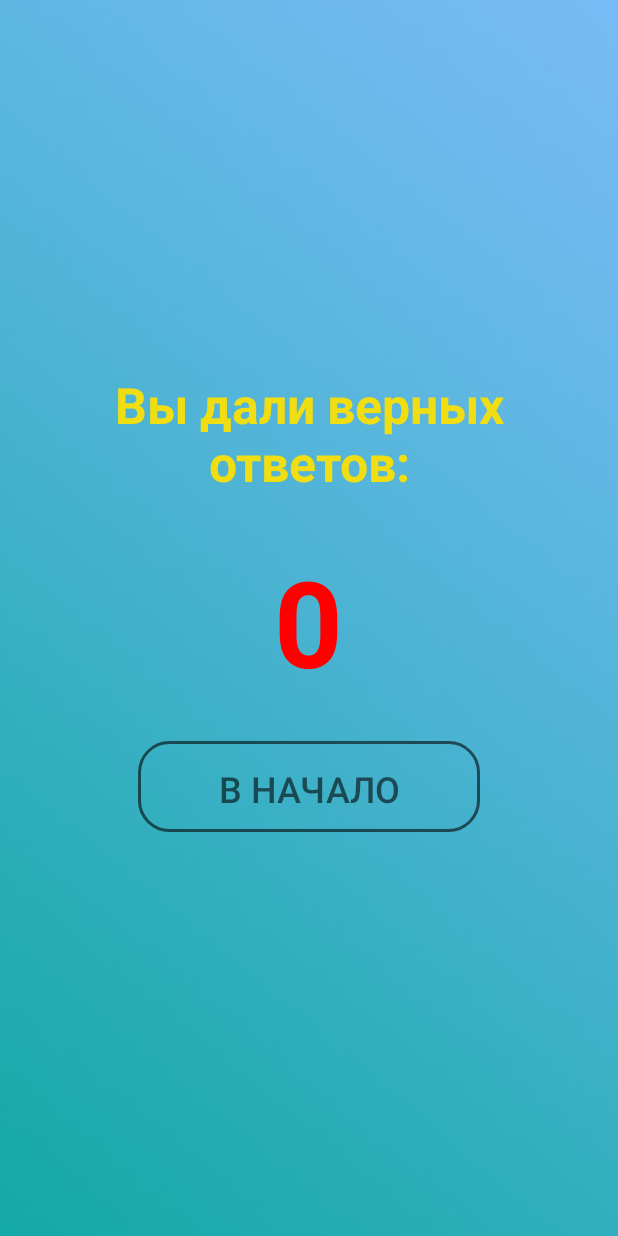
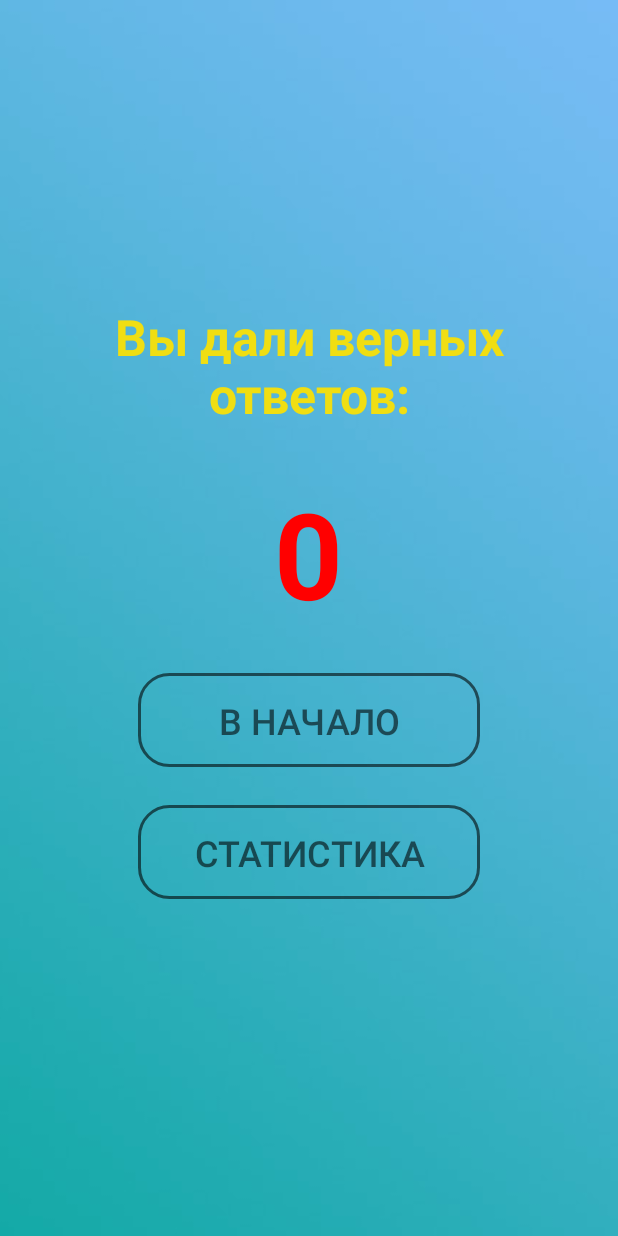
Before and after one commit to SERgey1312/androidQuiz, an Android app: the GameEnd screen opened directly, with no data from a screen before it, on a phone screen of 412 x 824 dp. Run offline under Robolectric (Android 15) with nearby library versions, the phone set to English and light mode, and no system bars; 1 statement that could not run was skipped.

Commit message:
new design

```diff
--- a/app/src/main/java/serega/apps/magicquiz/GameEnd.java
+++ b/app/src/main/java/serega/apps/magicquiz/GameEnd.java
@@ -20,10 +20,24 @@ public class GameEnd  extends AppCompatActivity {
         window.setFlags(WindowManager.LayoutParams.FLAG_FULLSCREEN, WindowManager.LayoutParams.FLAG_FULLSCREEN);
 
         TextView resalt = findViewById(R.id.result);
-        resalt.setText(getIntent().getExtras().getInt("result") + "");
+        resalt.setText(getIntent().getExtras().getInt("result") + " / " + getIntent().getExtras().getInt("level"));
 
         Button BtnToStart = findViewById(R.id.toStart);
         BtnToStart.setOnClickListener(new View.OnClickListener() {
+            @Override
+            public void onClick(View v) {
+                try {
+                    Intent intent = new Intent(GameEnd.this, MainActivity.class);
+                    startActivity(intent);
+                    finish();
+                } catch (Exception e){
+
+                }
+            }
+        });
+
+        Button BtnStatistic = findViewById(R.id.statistic);
+        BtnStatistic.setOnClickListener(new View.OnClickListener() {
             @Override
             public void onClick(View v) {
                 try {
--- a/app/src/main/res/layout/end_layout.xml
+++ b/app/src/main/res/layout/end_layout.xml
@@ -16,7 +16,7 @@
     <LinearLayout
         android:id="@+id/levelsLayout"
         android:layout_width="wrap_content"
-        android:layout_height="360dp"
+        android:layout_height="450dp"
         android:layout_centerInParent="true"
         android:padding="12dp"
         android:layout_marginBottom="15dp"
@@ -58,6 +58,20 @@
             android:textSize="24sp"
             android:layout_marginBottom="25dp"
             android:padding="15dp"/>
+
+        <Button
+            android:id="@+id/statistic"
+            android:layout_width="228dp"
+            android:layout_height="wrap_content"
+            android:layout_weight="1"
+            android:background="@drawable/btn_start"
+            android:paddingLeft="13dp"
+            android:paddingRight="13dp"
+            android:text="@string/statistic"
+            android:textColor="@color/colorBlack95"
+            android:textSize="24sp"
+            android:layout_marginBottom="25dp"
+            android:padding="15dp"/>
     </LinearLayout>
 
 </RelativeLayout>
--- a/app/src/main/res/values/strings.xml
+++ b/app/src/main/res/values/strings.xml
@@ -16,4 +16,5 @@
     <string name="color_green">#00FF40</string>
     <string name="endText">Вы дали верных ответов:</string>
     <string name="to_start">В начало</string>
+    <string name="statistic">Статистика</string>
 </resources>
```
Also changed, not shown: app/src/main/java/serega/apps/magicquiz/GameStart.java (+14 -3 lines).
